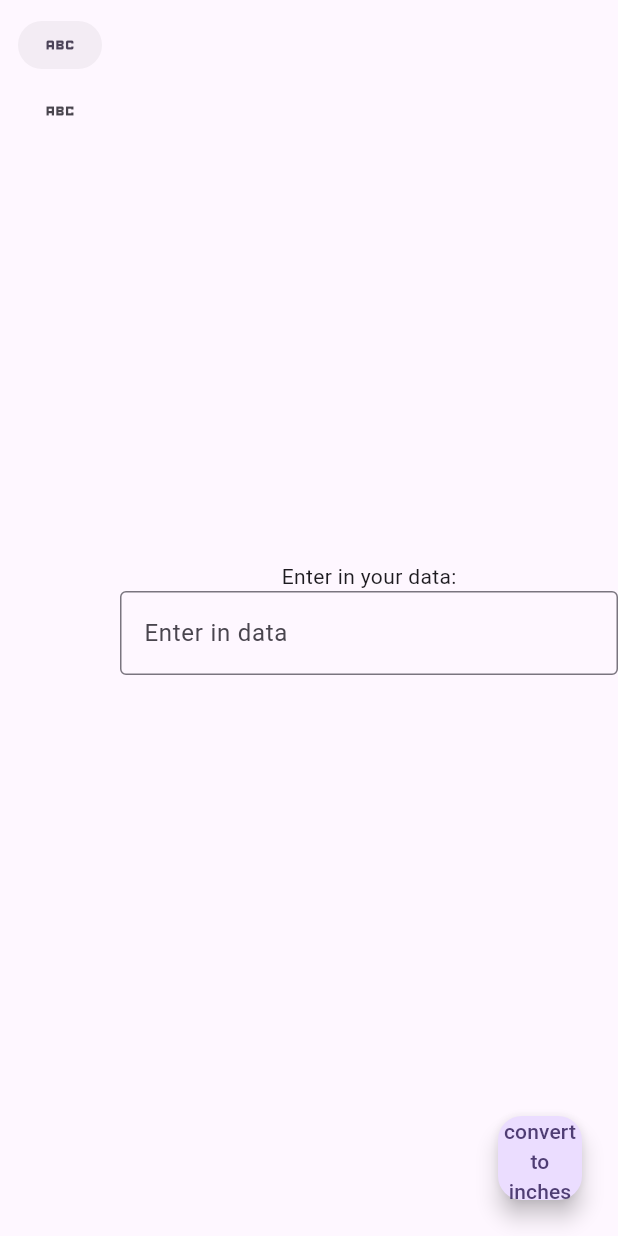
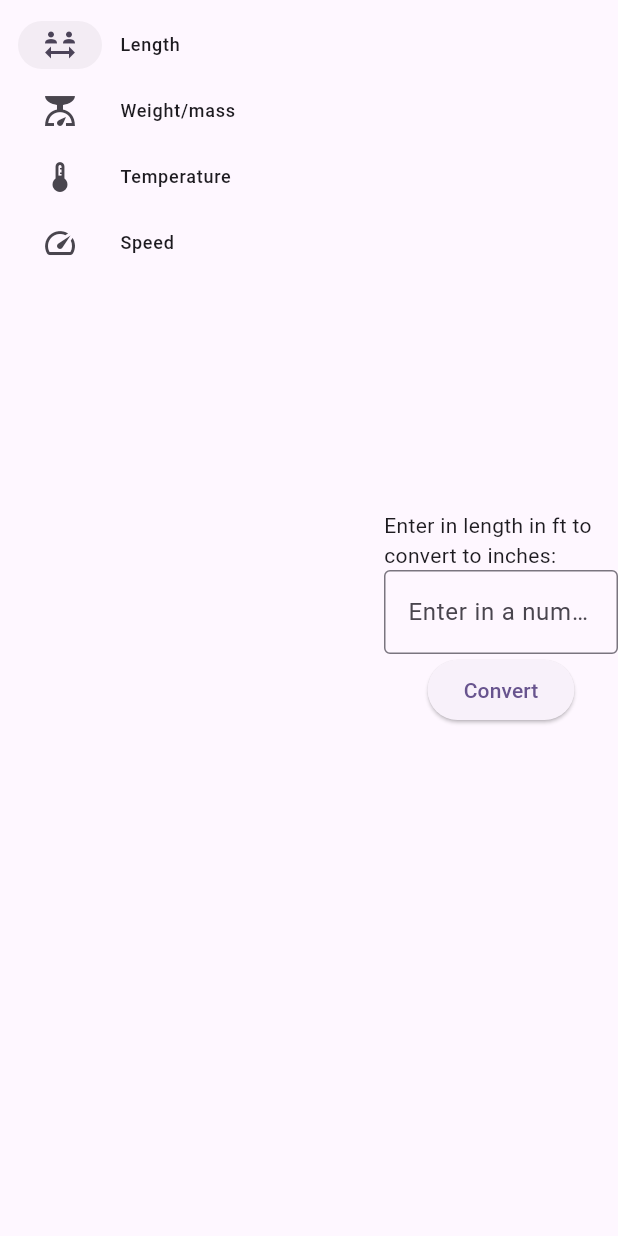
Before and after one commit to RohanNethala/unitconverter, a Flutter app: the screen it shows after launch, on a phone screen of 412 x 824 dp. Run offline on Flutter 3.47's test engine with Material 3 defaults, Android fonts, the phone set to English and light mode, and no system bars.

Commit message:
Added conversions!

```diff
--- a/unitconverter/lib/main.dart
+++ b/unitconverter/lib/main.dart
@@ -11,7 +11,7 @@ class MyApp extends StatelessWidget {
   @override
   Widget build(BuildContext context) {
     return MaterialApp(
-      title: 'Flutter Demo',
+      title: 'Unit Converter App',
       theme: ThemeData(
         // This is the theme of your application.
         //
@@ -31,7 +31,7 @@ class MyApp extends StatelessWidget {
         colorScheme: ColorScheme.fromSeed(seedColor: Colors.deepPurple),
         useMaterial3: true,
       ),
-      home: const MyHomePage(title: 'Flutter Demo Home Page'),
+      home: const MyHomePage(title: 'Unit Converter App'),
     );
   }
 }
@@ -56,7 +56,7 @@ class MyHomePage extends StatefulWidget {
 
 class _MyHomePageState extends State<MyHomePage> {
   final myController = TextEditingController();
-
+  var selectedIndex = 0;
   @override
   Widget build(BuildContext context) {
     // This method is rerun every time setState is called, for instance as done
@@ -65,37 +65,74 @@ class _MyHomePageState extends State<MyHomePage> {
     // The Flutter framework has been optimized to make rerunning build methods
     // fast, so that you can just rebuild anything that needs updating rather
     // than having to individually change instances of widgets.
+    double unit = 12;
+    String unitName = "Length in ft";
+    String newUnit = "inches";
+    switch (selectedIndex) {
+      case 0:
+        unit = 12;
+        unitName = "length in ft to convert to inches";
+        newUnit = "Inches";
+        break;
+      case 1:
+        unit = 2.2;
+        unitName = "weight in lbs to convert to kg";
+        newUnit = "Kilograms";
+        break;
+      case 2:
+        unit = 33.8;
+        unitName = "temperature in Celsius to convert to Fahrenheit";
+        newUnit = "Degrees Fahrenheit";
+        break;
+      case 3:
+        unit = 1.6;
+        unitName = "speed in mph to convert to km/h";
+        newUnit = "Kilometers per hour";
+        break;
+      default:
+        throw UnimplementedError("No widget for $selectedIndex");
+    }
     return Scaffold(
       body: Row(children: [
-        SafeArea(child: NavigationRail(destinations: [
-          NavigationRailDestination(icon: Icon(Icons.abc), label: Text("Uoaan")),
-          NavigationRailDestination(icon: Icon(Icons.abc_sharp), label: Text("Uoaan")),
-        ],indicatorColor: Color.fromARGB(12, 12, 12, 12), selectedIndex: 0)),
-        Expanded(child: Center(child:  Column(mainAxisAlignment: MainAxisAlignment.center, children: [
-          Text("Enter in your data:"),
+        SafeArea(child: NavigationRail(extended: true, destinations: [
+          NavigationRailDestination(icon: Icon(Icons.social_distance), label: Text("Length")),
+          NavigationRailDestination(icon: Icon(Icons.scale), label: Text("Weight/mass")),
+          NavigationRailDestination(icon: Icon(Icons.thermostat), label: Text("Temperature")),
+          NavigationRailDestination(icon: Icon(Icons.speed), label: Text("Speed")),
+        ],indicatorColor: Color.fromARGB(12, 12, 12, 12),
+        selectedIndex: selectedIndex, onDestinationSelected: (value){
+          setState(() {
+            selectedIndex = value;
+          });
+        },)),
+        Expanded(child: Center(child: Column(mainAxisAlignment: MainAxisAlignment.center, children: [
+          Text("Enter in $unitName:"),
           TextField(
             decoration: InputDecoration(
               border: OutlineInputBorder(),
-              hintText: "Enter in data",
+              hintText: "Enter in a number",
               fillColor: Color.fromARGB(11, 232, 10, 10)
             ),
             controller: myController,
           ),
-        ],)))
-      ],),
-      floatingActionButton: Padding(
-        padding: const EdgeInsets.all(8.0),
-        child: FloatingActionButton(
-          child: Text("convert to inches", textAlign: TextAlign.center),
-          onPressed: (){
-          showDialog(context: context, builder: (context) {
+                  ElevatedButton(onPressed: (){
+          showDialog(context: context, builder: (context){
             return AlertDialog(
-              content: Text((int.parse(myController.text) * 12).toString()),
+              title: Text("Conversion"),
+              content: Text("The conversion is ${int.parse(myController.text) * unit} $newUnit"),
+              actions: [
+                TextButton(onPressed: (){
+                  Navigator.of(context).pop();
+                }, child: Text("Close"))
+              ],
             );
           });
+        }, child: Text("Convert")),
 
-        }),
-      ),
-    );
+        ]))),
+        ],
+
+      )
+      );
   }
 }
```
